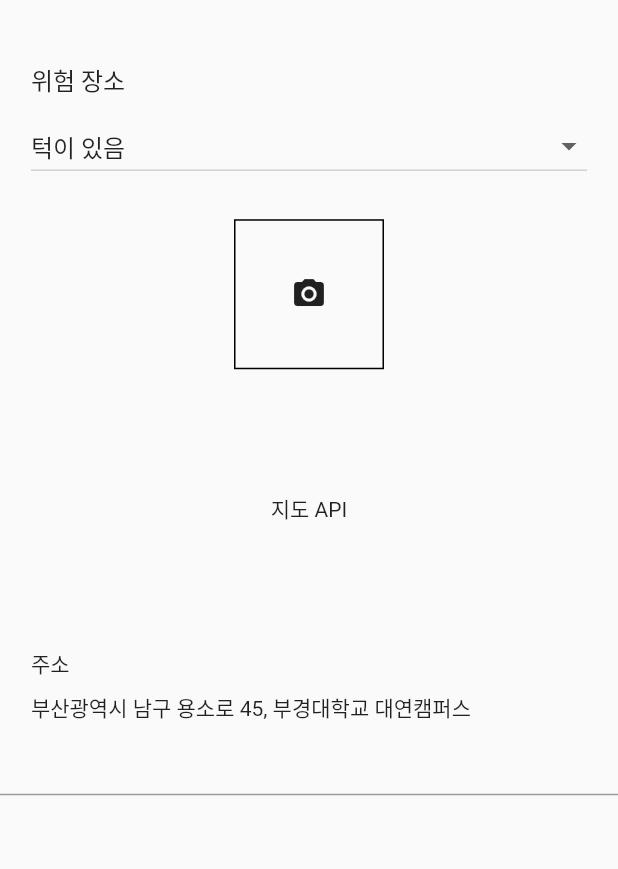
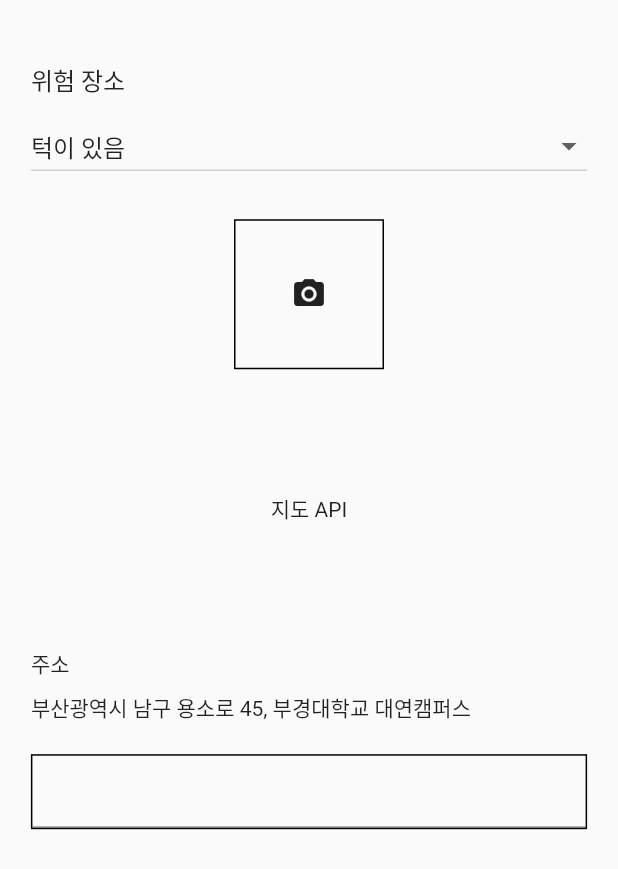
Before and after one commit to Rolling-Together/RollingTogether, a Flutter app: the screen it shows after launch, on a phone screen of 412 x 824 dp. Shown: the top 869 px of the screen. Run offline on Flutter 3.47's test engine with Material 2 defaults, Android fonts, the phone set to English and light mode, and no system bars; our stand-ins replace image_picker.

```diff
--- a/lib/ui/screens/location_screen.dart
+++ b/lib/ui/screens/location_screen.dart
@@ -8,7 +8,9 @@ class LocationScreen extends StatelessWidget {
   @override
   Widget build(BuildContext context) {
     return Scaffold(
-      body: Column(
+      body: SingleChildScrollView( ///textfield가 늘어남에 따라 스크롤 가능하게
+        child: Container(
+          child: Column(
             children: [
               Container(
                 ///대분류
@@ -30,22 +32,41 @@ class LocationScreen extends StatelessWidget {
                   child: CategoryButton()),
               ImageUploader(),
               Container(
-            padding: EdgeInsets.all(MediaQuery.of(context).size.width*0.2),
+                padding:
+                    EdgeInsets.all(MediaQuery.of(context).size.width * 0.2),
                 child: Text('지도 API'),
               ),
-          Container( ///주소
-            padding: EdgeInsets.only(left: MediaQuery.of(context).size.width*0.05),
+              Container(
+                ///주소
+                padding: EdgeInsets.only(
+                    left: MediaQuery.of(context).size.width * 0.05),
                 alignment: Alignment.centerLeft,
                 child: Text('주소'),
               ),
-          Container( ///주소 불러오는 값 임의로 지정해놨음
-            padding: EdgeInsets.only(left: MediaQuery.of(context).size.width*0.05,
-            top : MediaQuery.of(context).size.height*0.01),
+              Container(
+                ///주소 불러오는 값 임의로 지정해놨음
+                padding: EdgeInsets.only(
+                    left: MediaQuery.of(context).size.width * 0.05,
+                    top: MediaQuery.of(context).size.height * 0.01),
                 alignment: Alignment.centerLeft,
                 child: Text('부산광역시 남구 용소로 45, 부경대학교 대연캠퍼스'),
               ),
-          TextFormField(),
+              Container(
+                margin: EdgeInsets.all(MediaQuery.of(context).size.width*0.05),
+                decoration: BoxDecoration(
+                  border: Border.all(color: Colors.black)
+                ),
+                child : TextField(
+                  decoration: InputDecoration(
+                    focusedBorder: InputBorder.none
+                  ),
+                keyboardType: TextInputType.multiline,
+                maxLines: null,
+              ),
+              ),
             ],
+          ),
+        ),
       ),
     );
   }
@@ -108,30 +129,31 @@ class _ImageUploaderState extends State<ImageUploader> {
   File? _image;
   final picker = ImagePicker();
 
-  ///비동기 처리 > 갤러리에서 이미지 가져오기
+  ///비동기 처리 > 이미지 가져오기
   Future<void> _pickImage(ImageSource source) async {
     final pickedFile = await picker.pickImage(source: source);
-    if (pickedFile != Null) { ///if없어도 될 듯. 어차피 !.로 null이 아님을 정해줘서
+    if (pickedFile != Null) {
+      ///if없어도 될 듯. 어차피 !.로 null이 아님을 정해줘서
       setState(() {
         _image = File(pickedFile!.path);
       });
     }
   }
 
-  Widget _optionDialog(){
+  Widget _optionDialog() {
     return AlertDialog(
       content: Row(
         mainAxisAlignment: MainAxisAlignment.center,
         children: [
           FloatingActionButton(
               child: Icon(Icons.add_a_photo),
-              onPressed: (){
+              onPressed: () {
                 Navigator.of(context).pop();
                 _pickImage(ImageSource.camera);
               }),
           FloatingActionButton(
               child: Icon(Icons.wallpaper),
-              onPressed: (){
+              onPressed: () {
                 Navigator.of(context).pop();
                 _pickImage(ImageSource.gallery);
               }),
@@ -150,7 +172,8 @@ class _ImageUploaderState extends State<ImageUploader> {
       ),
       child: _image == null
           ? InkWell(
-              onTap: () => showDialog(context: context, builder: (_) => _optionDialog()),
+              onTap: () =>
+                  showDialog(context: context, builder: (_) => _optionDialog()),
               child: Icon(Icons.camera_alt),
             )
           : Image.file(_image!),
```
Lines whose indentation alone changed are shown as unchanged.
